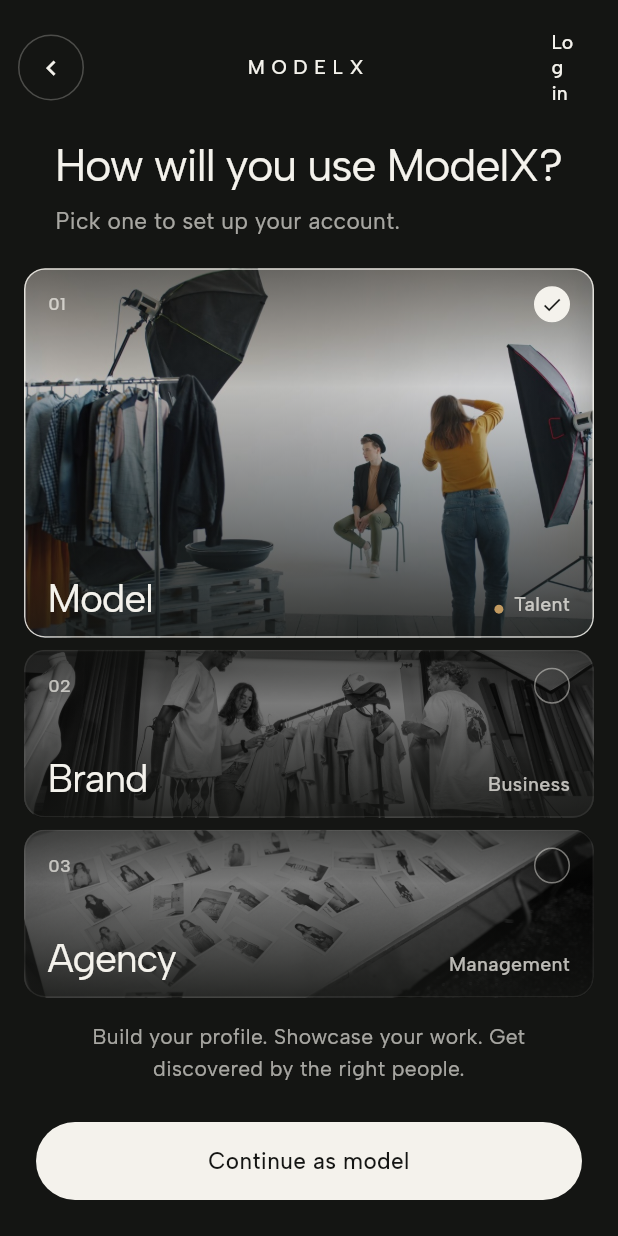
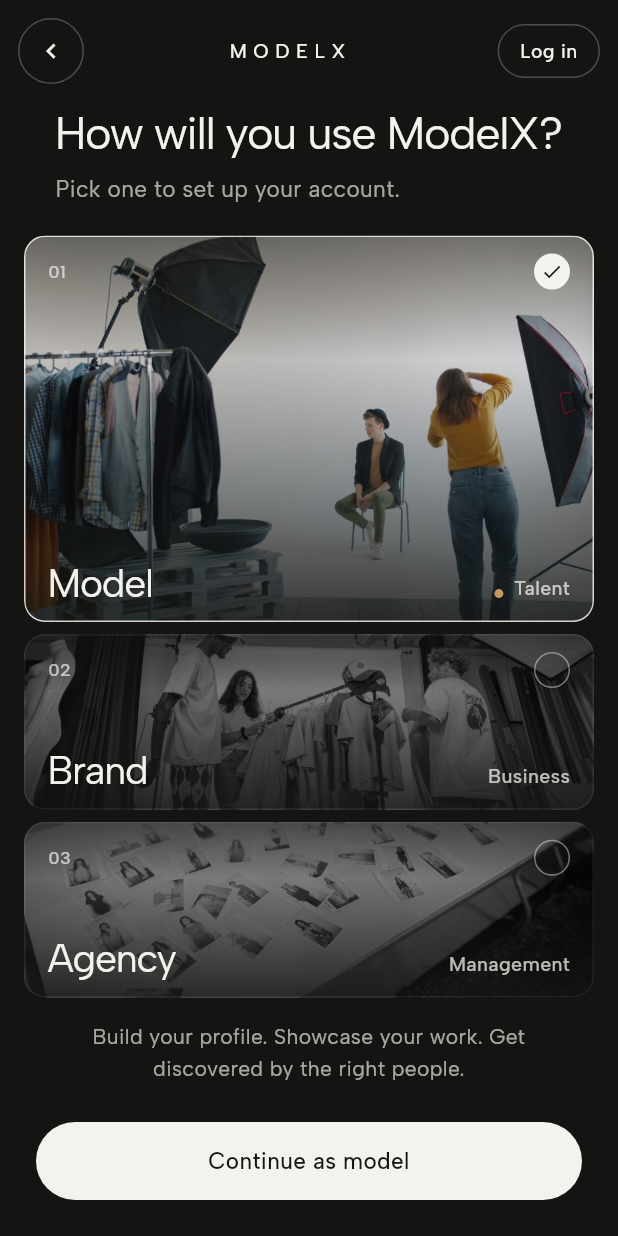
Before and after one commit to Harshilagg/ModelX, a Flutter app: the screen it shows after launch, after a tap on "Create an account", on a phone screen of 412 x 824 dp. Run offline on Flutter 3.47's test engine with Material 3 defaults, Android fonts, the phone set to English and light mode, and no system bars; our stand-ins replace app_links, cloud_firestore, firebase_auth, firebase_core, google_fonts, google_generative_ai and 3 more; missing offline and left inert: cryptography; accounts and stored records are empty.

Commit message:
Fix the log-in button stacking one letter per line
The role picker header put it inside a box fixed to the back button's
width so the wordmark between them sat centred. That width was a cap as
well as a floor, and once TextButton's own padding came out of 44 there
were about twelve points left for the text -- so it wrapped to roughly
a letter a line, 85 points tall.

The width is now a floor only, and the control is a proper bordered
pill sized to its label, with softWrap off so it can never do this
again whatever the text scale.

The test measures the rendered label against one line height. Against
the old code it fails at 85 against a 27 limit.

```diff
--- a/lib/onboarding/role_select_page.dart
+++ b/lib/onboarding/role_select_page.dart
@@ -276,15 +276,36 @@
               ).copyWith(letterSpacing: 4.4),
             ),
           ),
-          SizedBox(
-            width: AppMetrics.tapTarget,
+          // A fixed 44 here balanced the back button so the wordmark
+          // sat centred -- but it also clamped the button to 44 wide
+          // when there was one, and "Log in" wrapped to a letter a
+          // line. The width is a floor now, not a cap.
+          ConstrainedBox(
+            constraints: const BoxConstraints(minWidth: AppMetrics.tapTarget),
             child: onLogIn == null
-                ? null
-                : TextButton(
-                    onPressed: onLogIn,
-                    child: Text(
-                      'Log in',
-                      style: AppType.label(color: p.onSurface),
+                ? const SizedBox(height: AppMetrics.tapTarget)
+                : Semantics(
+                    button: true,
+                    label: 'Log in',
+                    child: GestureDetector(
+                      onTap: onLogIn,
+                      behavior: HitTestBehavior.opaque,
+                      child: Container(
+                        height: 36,
+                        margin: const EdgeInsets.symmetric(vertical: 4),
+                        padding: const EdgeInsets.symmetric(horizontal: 14),
+                        alignment: Alignment.center,
+                        decoration: BoxDecoration(
+                          borderRadius: AppRadii.pill,
+                          border: Border.all(color: p.lineStrong),
+                        ),
+                        child: Text(
+                          'Log in',
+                          maxLines: 1,
+                          softWrap: false,
+                          style: AppType.label(color: p.onSurface),
+                        ),
+                      ),
                     ),
                   ),
           ),
```
Also changed, not shown: 1 other file.
